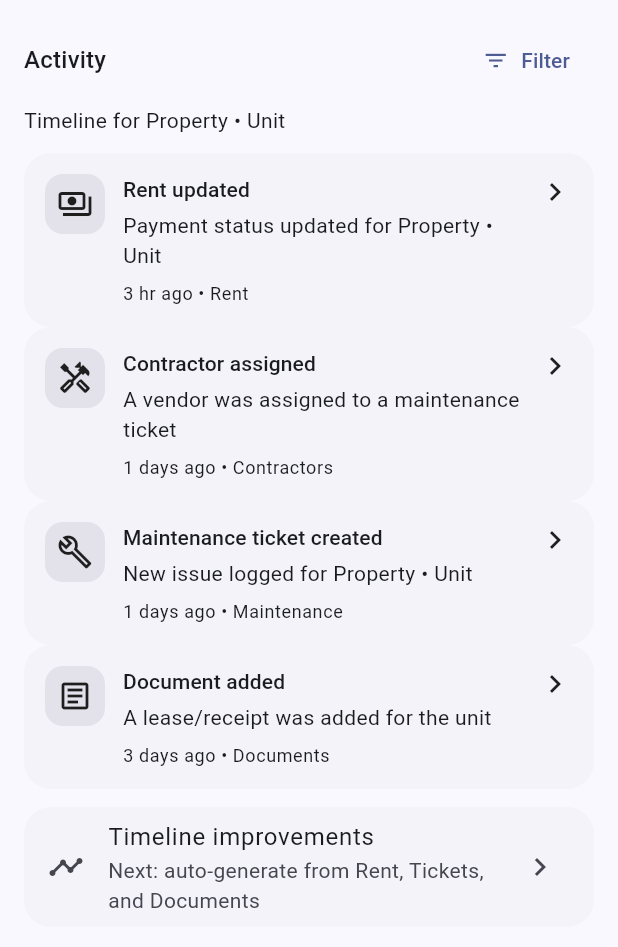
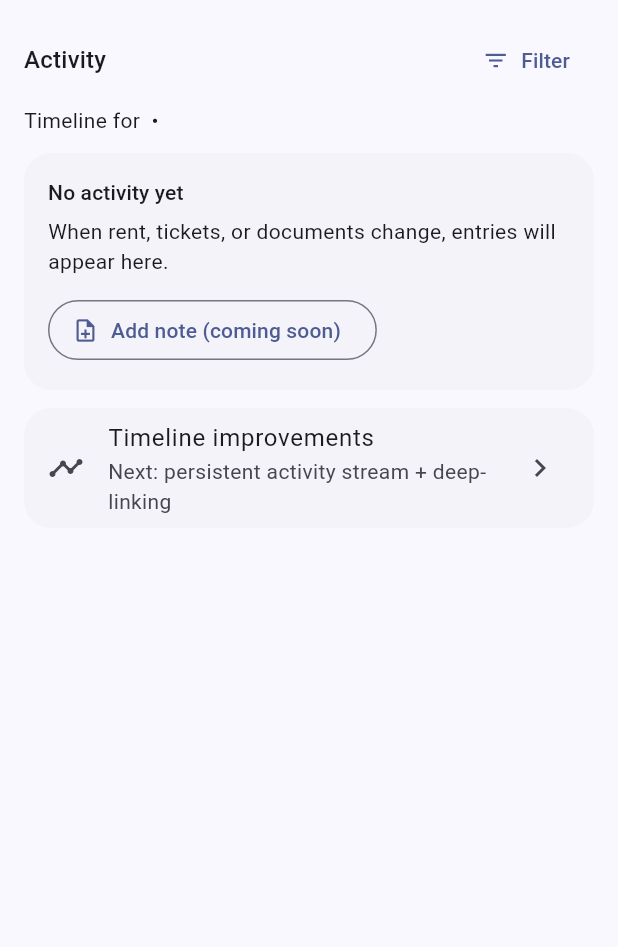
Before and after one commit to imranshishir/AYRNow-Test-VS-UI-1.0, a Flutter app: the ActivityTab widget shown alone on an empty page, opened directly with empty values, on a phone screen of 412 x 824 dp. Shown: the top 947 px of the screen. Run offline on Flutter 3.47's test engine with Material 3 defaults, Android fonts, the phone set to English and light mode, and no system bars; our stand-ins replace flutter_riverpod.

Commit message:
Polish unit Activity tab (dynamic timeline from UnitBundle)

```diff
--- a/lib/features/landlord/unit/tabs/activity_tab.dart
+++ b/lib/features/landlord/unit/tabs/activity_tab.dart
@@ -9,42 +9,7 @@ class ActivityTab extends StatelessWidget {
   Widget build(BuildContext context) {
     final t = Theme.of(context);
 
-    final labels = _bundleLabels(bundle);
-    final propertyName = labels.$1;
-    final unitLabel = labels.$2;
-
-    // Mock-but-realistic activity feed that is unit-scoped and "dynamic"
-    // without hard-coding bundle field names.
-    final events = <_ActivityEvent>[
-      _ActivityEvent(
-        title: 'Rent updated',
-        subtitle: 'Payment status updated for $propertyName • $unitLabel',
-        when: DateTime.now().subtract(const Duration(hours: 3)),
-        icon: Icons.payments_outlined,
-        category: 'Rent',
-      ),
-      _ActivityEvent(
-        title: 'Maintenance ticket created',
-        subtitle: 'New issue logged for $propertyName • $unitLabel',
-        when: DateTime.now().subtract(const Duration(days: 1, hours: 2)),
-        icon: Icons.build_outlined,
-        category: 'Maintenance',
-      ),
-      _ActivityEvent(
-        title: 'Contractor assigned',
-        subtitle: 'A vendor was assigned to a maintenance ticket',
-        when: DateTime.now().subtract(const Duration(days: 1)),
-        icon: Icons.handyman_outlined,
-        category: 'Contractors',
-      ),
-      _ActivityEvent(
-        title: 'Document added',
-        subtitle: 'A lease/receipt was added for the unit',
-        when: DateTime.now().subtract(const Duration(days: 3, hours: 4)),
-        icon: Icons.article_outlined,
-        category: 'Documents',
-      ),
-    ]..sort((a, b) => b.when.compareTo(a.when));
+    final items = _buildTimeline(bundle);
 
     return ListView(
       padding: const EdgeInsets.fromLTRB(16, 16, 16, 24),
@@ -61,24 +26,24 @@ class ActivityTab extends StatelessWidget {
         ),
         const SizedBox(height: 6),
         Text(
-          'Timeline for $propertyName • $unitLabel',
+          'Timeline for ${bundle.propertyName} • ${bundle.unitName}',
           style: t.textTheme.bodyMedium,
         ),
         const SizedBox(height: 12),
 
-        if (events.isEmpty)
+        if (items.isEmpty)
           _EmptyState(onAddNote: () => _toast(context, 'Notes are coming soon.'))
         else
-          ...events.map((e) => _EventCard(event: e, onTap: () => _openEvent(context, e))),
+          ...items.map((e) => _EventCard(event: e, onTap: () => _openEvent(context, e))),
 
         const SizedBox(height: 12),
         Card(
           child: ListTile(
             leading: const Icon(Icons.timeline_outlined),
             title: const Text('Timeline improvements'),
-            subtitle: const Text('Next: auto-generate from Rent, Tickets, and Documents'),
+            subtitle: const Text('Next: persistent activity stream + deep-linking'),
             trailing: const Icon(Icons.chevron_right),
-            onTap: () => _toast(context, 'Auto-generated activity is coming soon.'),
+            onTap: () => _toast(context, 'Sync + deep-linking is coming soon.'),
           ),
         ),
       ],
@@ -111,7 +76,7 @@ class ActivityTab extends StatelessWidget {
                 onPressed: () {
                   Navigator.pop(context);
                   ScaffoldMessenger.of(context).showSnackBar(
-                    const SnackBar(content: Text('Deep-linking will be added when repositories are connected.')),
+                    const SnackBar(content: Text('Deep-linking will be added soon.')),
                   );
                 },
                 icon: const Icon(Icons.open_in_new),
@@ -145,6 +110,64 @@ class _ActivityEvent {
     required this.icon,
     required this.category,
   });
+}
+
+List<_ActivityEvent> _buildTimeline(UnitBundle b) {
+  // No real timestamps in the model yet; create stable “recent-looking” times.
+  // This keeps the UX dynamic from existing lists while staying backend-ready.
+  final now = DateTime.now();
+  final items = <_ActivityEvent>[];
+
+  // Rent ledger
+  for (var i = 0; i < b.rentLedger.length; i++) {
+    final r = b.rentLedger[i];
+    final when = now.subtract(Duration(days: 2 + i));
+    items.add(
+      _ActivityEvent(
+        title: 'Rent: ${r.monthLabel} • ${r.status.label}',
+        subtitle: 'Amount ${r.amount} • Due ${r.dueDate}',
+        when: when,
+        icon: Icons.payments_outlined,
+        category: 'Rent',
+      ),
+    );
+  }
+
+  // Maintenance tickets
+  for (var i = 0; i < b.maintenanceTickets.length; i++) {
+    final x = b.maintenanceTickets[i];
+    final when = now.subtract(Duration(days: 1 + i, hours: 3));
+    final assigned = (x.assignedTo == null || x.assignedTo!.trim().isEmpty)
+        ? 'Unassigned'
+        : 'Assigned to ${x.assignedTo}';
+    items.add(
+      _ActivityEvent(
+        title: 'Ticket: ${x.title}',
+        subtitle: '${x.status.label} • $assigned • ${x.category} • Priority ${x.priority}',
+        when: when,
+        icon: x.status.icon,
+        category: 'Maintenance',
+      ),
+    );
+  }
+
+  // Contractor assignment history
+  for (var i = 0; i < b.assignmentHistory.length; i++) {
+    final h = b.assignmentHistory[i];
+    final when = now.subtract(Duration(days: 1 + i, hours: 1));
+    items.add(
+      _ActivityEvent(
+        title: 'Vendor: ${h.contractor}',
+        subtitle: '${h.title} • ${h.status} • ${h.date}',
+        when: when,
+        icon: Icons.handyman_outlined,
+        category: 'Contractors',
+      ),
+    );
+  }
+
+  items.sort((a, c) => c.when.compareTo(a.when));
+  return items;
 }
 
 class _EventCard extends StatelessWidget {
@@ -233,107 +256,6 @@ class _EmptyState extends StatelessWidget {
   }
 }
 
-/// Best-effort label extraction without depending on UnitBundle shape.
-/// This keeps the UI dynamic and prevents compile-time breakage.
-(String, String) _bundleLabels(UnitBundle bundle) {
-  final b = bundle as dynamic;
-
-  final propertyName = _safeLabel(
-    bundle: b,
-    candidates: [
-      () => b.propertyName,
-      () => b.propertyLabel,
-      () => b.propertyTitle,
-      () => b.buildingName,
-      () => b.communityName,
-      () => b.siteName,
-      () => b.complexName,
-      () => b.addressLine1,
-      () => b.address?.line1,
-      () => b.locationLabel,
-    ],
-    mapKeys: [
-      'propertyName',
-      'propertyLabel',
-      'propertyTitle',
-      'buildingName',
-      'communityName',
-      'siteName',
-      'complexName',
-      'addressLine1',
-      'locationLabel',
-    ],
-    fallback: 'Property',
-  );
-
-  final unitLabel = _safeLabel(
-    bundle: b,
-    candidates: [
-      () => b.unitLabel,
-      () => b.unitName,
-      () => b.unitTitle,
-      () => b.unitNumber,
-      () => b.suite,
-      () => b.doorNumber,
-      () => b.apartment,
-      () => b.spaceName,
-    ],
-    mapKeys: [
-      'unitLabel',
-      'unitName',
-      'unitTitle',
-      'unitNumber',
-      'suite',
-      'doorNumber',
-      'apartment',
-      'spaceName',
-    ],
-    fallback: 'Unit',
-  );
-
-  return (propertyName, unitLabel);
-}
-
-String _safeLabel({
-  required dynamic bundle,
-  required List<String Function()> candidates,
-  required List<String> mapKeys,
-  required String fallback,
-}) {
-  for (final candidate in candidates) {
-    final value = _tryGetString(candidate);
-    if (value != null) return value;
-  }
-  final mapValue = _tryGetMapString(bundle, mapKeys);
-  if (mapValue != null) return mapValue;
-  return fallback;
-}
-
-String? _tryGetString(Object? Function() fn) {
-  try {
-    final v = fn();
-    if (v == null) return null;
-    final s = v.toString().trim();
-    if (s.isEmpty) return null;
-    return s;
-  } catch (_) {
-    return null;
-  }
-}
-
-String? _tryGetMapString(dynamic bundle, List<String> keys) {
-  if (bundle is! Map) return null;
-  for (final key in keys) {
-    final value = _tryGetString(() {
-      if (!bundle.containsKey(key)) return '';
-      final v = bundle[key];
-      return v?.toString() ?? '';
-    });
-    if (value != null) return value;
-  }
-  return null;
-}
-
 String _formatRelative(DateTime dt) {
   final diff = DateTime.now().difference(dt);
   if (diff.inMinutes < 60) return '${diff.inMinutes} min ago';
```
